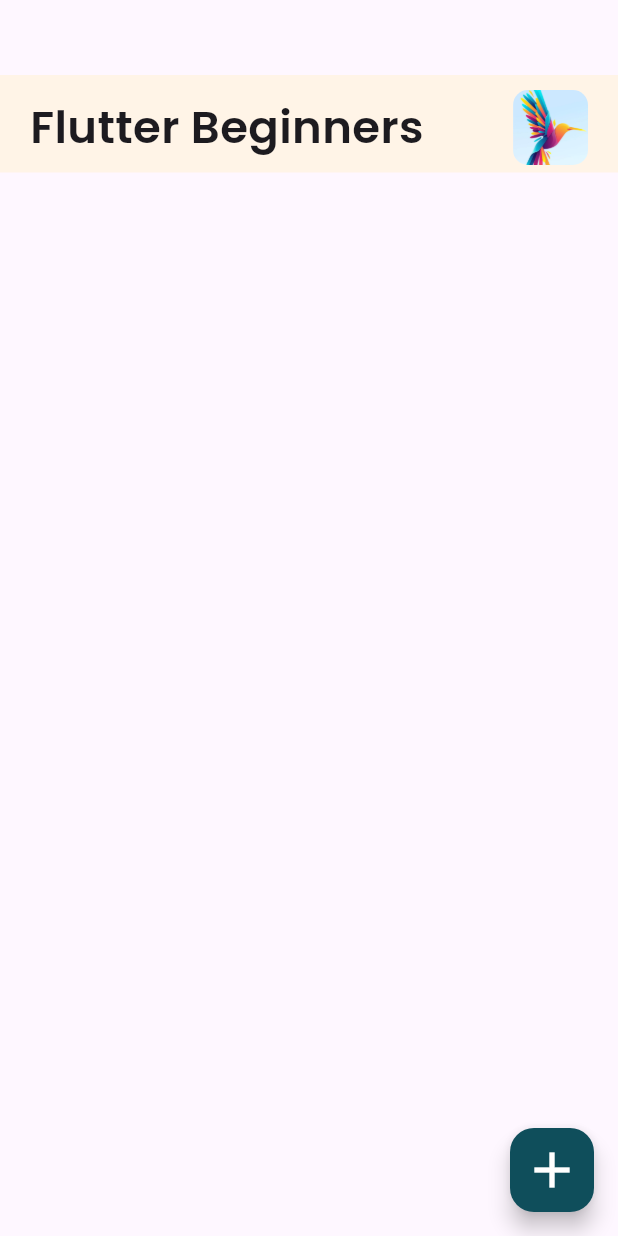
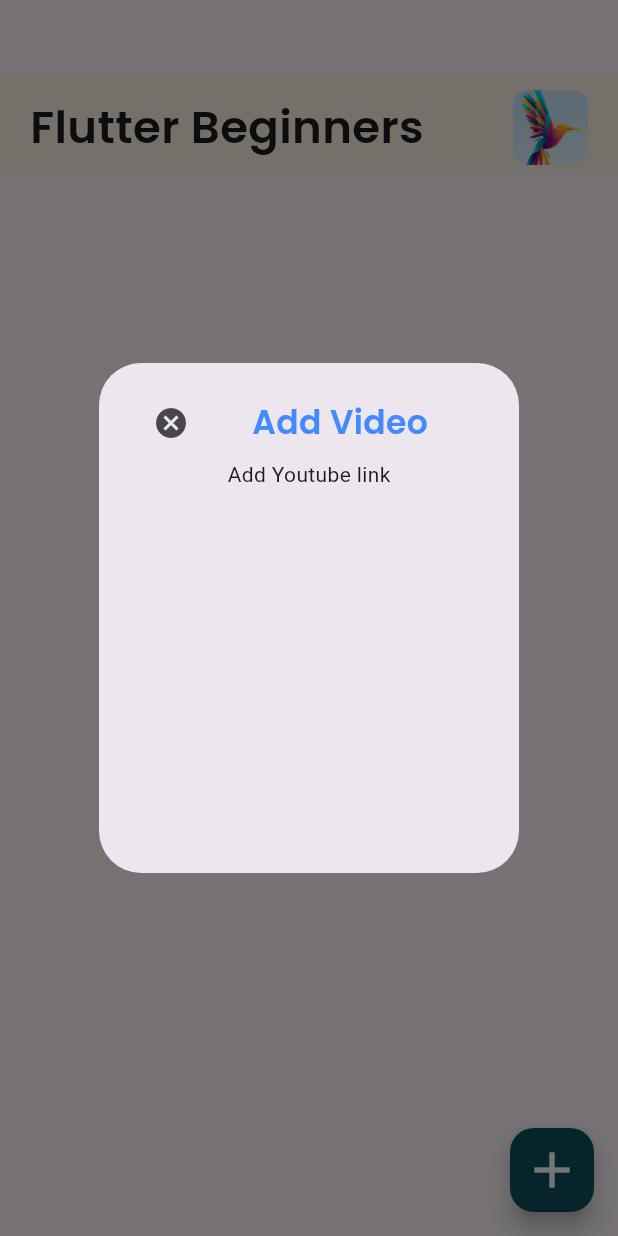
Before and after one commit to saliq03/Youtube-Video-Player, a Flutter app: the AllVideos screen opened directly, after a tap on the "add" icon, on a phone screen of 412 x 824 dp. Run offline on Flutter 3.47's test engine with Material 3 defaults, Android fonts, the phone set to English and light mode, and no system bars; our stand-ins replace image_picker.

Commit message:
designing all videos screen

```diff
--- a/lib/All_videos.dart
+++ b/lib/All_videos.dart
@@ -1,3 +1,5 @@
+import 'dart:math';
+
 import 'package:flutter/material.dart';
 
 class AllVideos extends StatefulWidget {
@@ -41,9 +43,29 @@
             ]),
       ),
       floatingActionButton: FloatingActionButton(onPressed: () {
-
+        ShowDialogBox();
       },backgroundColor: Color(0xFF0F4E5B)
         ,child: Icon(Icons.add,size: 40,color: Colors.white,),),
     );
   }
+  ShowDialogBox(){
+    return showDialog(context: context, builder: (BuildContext){
+      return AlertDialog(
+        content: Container(
+        height:300,
+          child: Column(
+            children: [
+              Row(
+                children: [IconButton(onPressed: (){Navigator.pop(context);}, icon:Icon(Icons.cancel)),
+                SizedBox(width: 30,),
+                  Text("Add Video",style: TextStyle(color: Colors.blueAccent,fontFamily: "Poppins",fontWeight: FontWeight.bold,fontSize: 22),)
+                ]),
+              Text("Add Youtube link"),
+            ],
+          ),
+        )
+      );
+    });
+
+  }
 }
```
